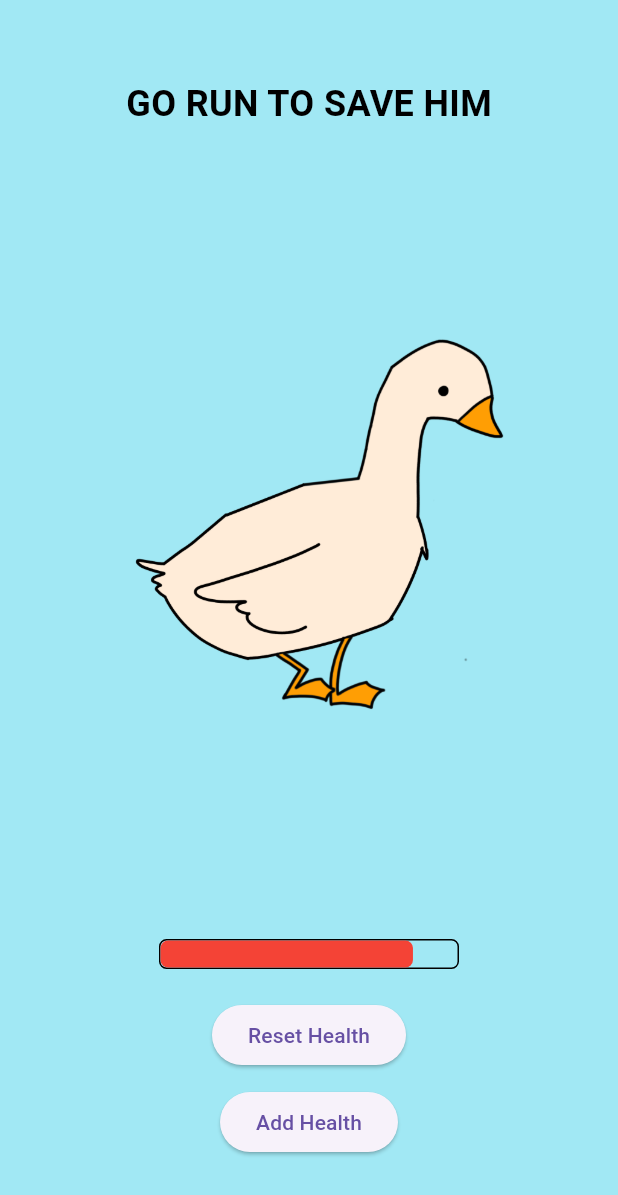
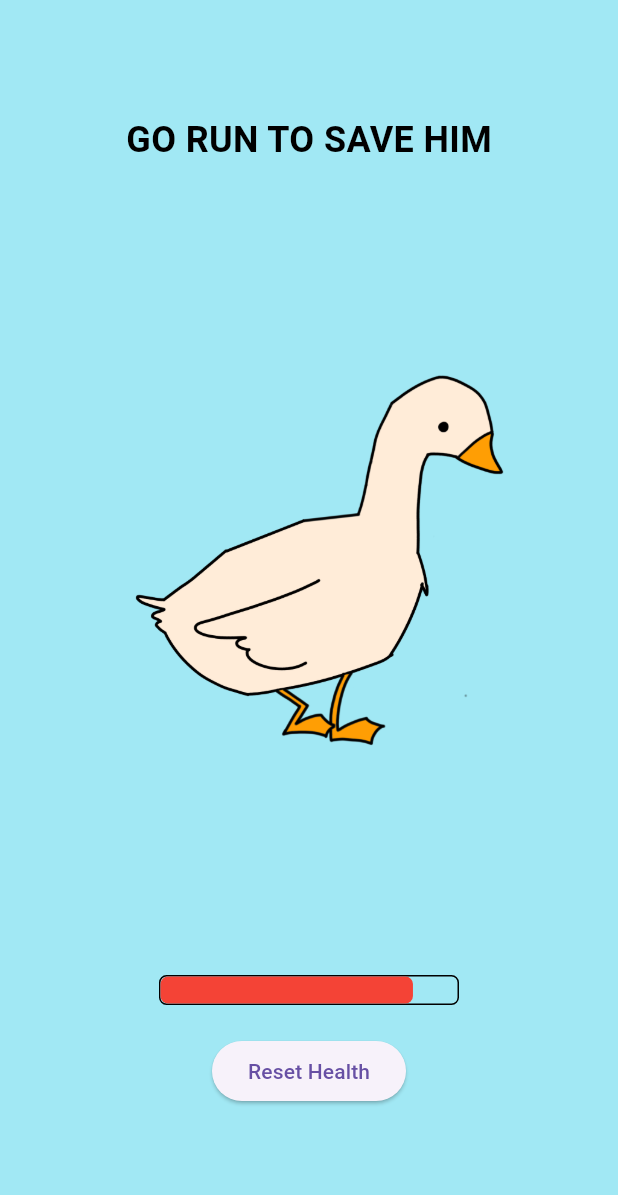
Before and after one commit to PatrickHeeHaw/Dhashee-Duck, a Flutter app: the screen it shows after launch, on a phone screen of 412 x 824 dp. Shown: the top 1195 px of the screen. Run offline on Flutter 3.47's test engine with Material 3 defaults, Android fonts, the light colour scheme and no system bars; our stand-ins replace sensors_plus.

Commit message:
Updated health logic and text to display

```diff
--- a/lib/DuckWidget.dart
+++ b/lib/DuckWidget.dart
@@ -88,7 +88,7 @@ class _DuckWidgetState extends State<DuckWidget> {
           children: [
             // Conditional rendering of the text
             Text(
-              _health > 0 ? 'GO RUN TO SAVE HIM' : 'GG', // Display "GG" when health reaches 0
+                _health > 0 ? (_health > 0.4 ? 'GO RUN TO SAVE HIM' : 'HELP!') :  'GG', // Display "GG" when health reaches 0
                 style: const TextStyle(
                   fontSize: 24, // Font size
                   fontWeight: FontWeight.bold, // Bold text
@@ -136,10 +136,6 @@ class _DuckWidgetState extends State<DuckWidget> {
             ),
             const SizedBox(height: 10),
             // Add Health Button
-            ElevatedButton(
-              onPressed: _addHealth, // Calls the add health function
-              child: const Text('Add Health'),
-            ),
           ],
         ),
       ),
--- a/lib/player_widget.dart
+++ b/lib/player_widget.dart
@@ -2,7 +2,7 @@
 import 'package:flutter/material.dart';
 
 class PlayerWidget extends StatelessWidget {
-  const PlayerWidget({Key? key}) : super(key: key);
+  const PlayerWidget({super.key});
 
   _onPressed() {
     print('Player');
```
Lines whose indentation alone changed are shown as unchanged.
